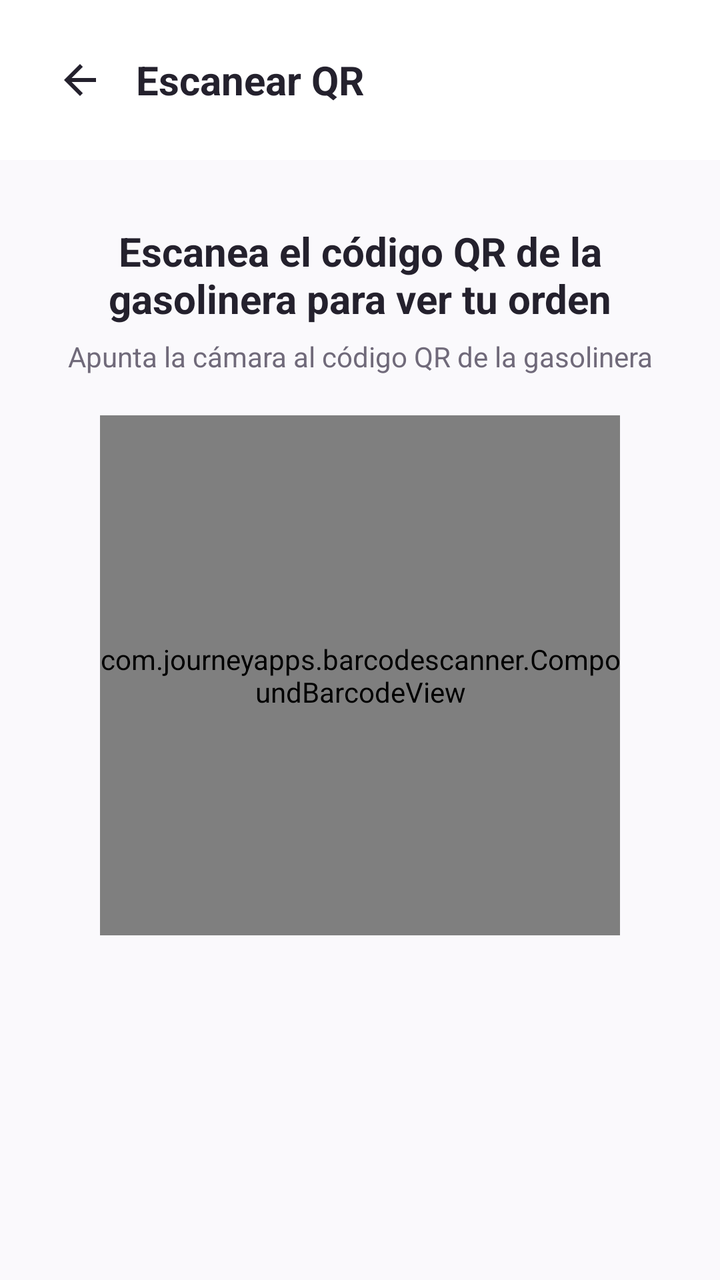
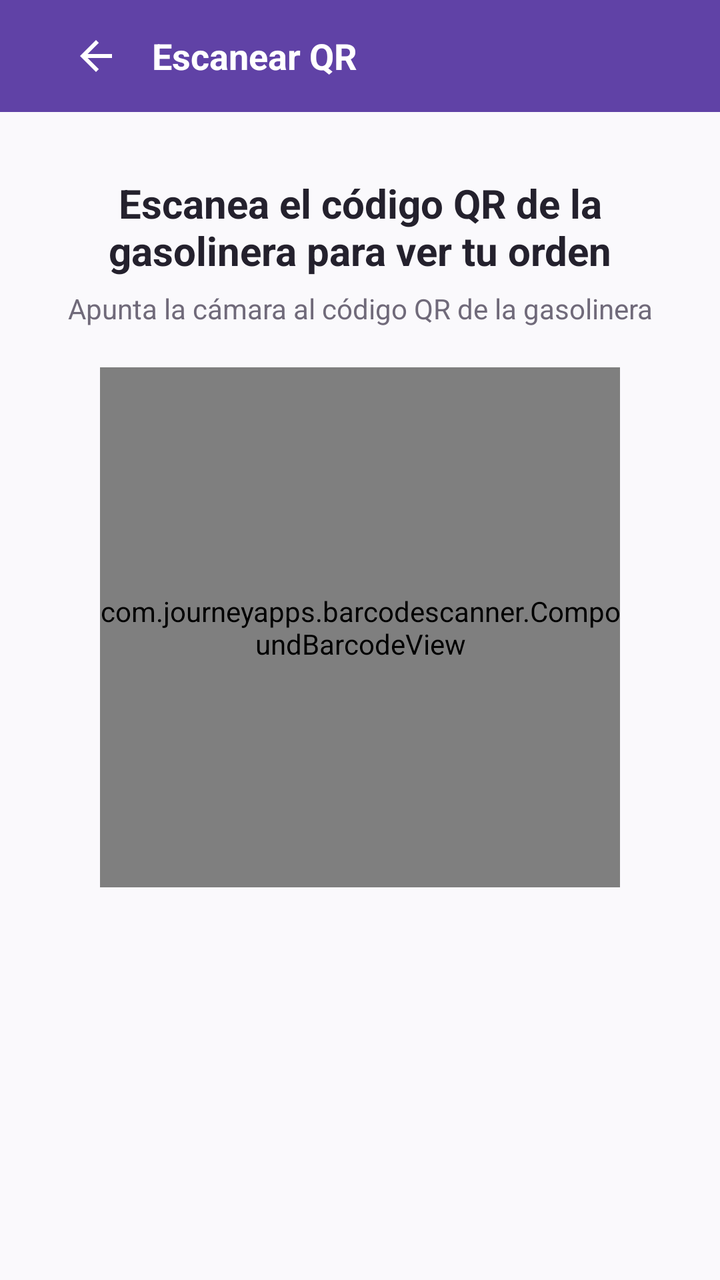

The first picture is an Android layout as it rendered before a commit; the second is the same layout after the commit. The layout source and the unified diff follow.
<!-- AndroidManifest.xml: application theme Theme.ApiMovil -->
<!-- res/layout/fragment_escanear_qr.xml -->
<?xml version="1.0" encoding="utf-8"?>
<LinearLayout xmlns:android="http://schemas.android.com/apk/res/android"
    xmlns:app="http://schemas.android.com/apk/res-auto"
    android:layout_width="match_parent"
    android:layout_height="match_parent"
    android:background="@color/fondo"
    android:orientation="vertical">

    <LinearLayout
        android:layout_width="match_parent"
        android:layout_height="wrap_content"
        android:orientation="horizontal"
        android:gravity="center_vertical"
        android:background="@color/blanco"
        android:padding="20dp">

        <ImageButton
            android:id="@+id/btnVolver"
            android:layout_width="40dp"
            android:layout_height="40dp"
            android:src="@drawable/ic_back"
            android:background="?attr/selectableItemBackgroundBorderless"
            android:contentDescription="@string/volver" />

        <TextView
            android:text="@string/escanear_qr"
            android:layout_width="wrap_content"
            android:layout_height="wrap_content"
            android:textSize="20sp"
            android:textStyle="bold"
            android:textColor="@color/texto_principal"
            android:layout_marginStart="8dp" />
    </LinearLayout>

    <ScrollView
        android:layout_width="match_parent"
        android:layout_height="0dp"
        android:layout_weight="1"
        android:fillViewport="true">

        <LinearLayout
            android:layout_width="match_parent"
            android:layout_height="wrap_content"
            android:orientation="vertical"
            android:padding="24dp"
            android:gravity="center_horizontal">

            <TextView
                android:layout_width="match_parent"
                android:layout_height="wrap_content"
                android:text="@string/escanea_el_qr_de_la_gasolinera"
                android:textSize="20sp"
                android:textStyle="bold"
                android:textColor="@color/texto_principal"
                android:gravity="center"
                android:layout_marginTop="8dp" />

            <TextView
                android:layout_width="match_parent"
                android:layout_height="wrap_content"
                android:text="@string/apunta_al_codigo_qr"
                android:textSize="14sp"
                android:textColor="@color/texto_secundario"
                android:gravity="center"
                android:layout_marginTop="6dp"
                android:layout_marginBottom="20dp" />

            
            <com.journeyapps.barcodescanner.CompoundBarcodeView
                android:id="@+id/barcodeScanner"
                android:layout_width="260dp"
                android:layout_height="260dp"
                android:background="@drawable/bg_marco_escaneo" />

            <ProgressBar
                android:id="@+id/progress"
                android:layout_width="wrap_content"
                android:layout_height="wrap_content"
                android:layout_marginTop="16dp"
                android:visibility="gone" />

            
            <LinearLayout
                android:id="@+id/contenedorMensaje"
                android:layout_width="match_parent"
                android:layout_height="wrap_content"
                android:orientation="horizontal"
                android:gravity="center_vertical"
                android:background="@drawable/bg_tarjeta_info"
                android:padding="16dp"
                android:layout_marginTop="24dp"
                android:layout_marginBottom="16dp"
                android:visibility="gone">

                <ImageView
                    android:layout_width="24dp"
                    android:layout_height="24dp"
                    android:src="@android:drawable/ic_dialog_info"
                    app:tint="@color/marca_oscuro" />

                <TextView
                    android:id="@+id/textMensaje"
                    android:layout_width="0dp"
                    android:layout_weight="1"
                    android:layout_height="wrap_content"
                    android:layout_marginStart="12dp"
                    android:textColor="@color/marca_oscuro"
                    android:textSize="14sp"
                    android:textStyle="bold" />
            </LinearLayout>

        </LinearLayout>
    </ScrollView>
</LinearLayout>
<!-- resources referenced by this layout -->
<resources>
  <color name="blanco">#FFFFFF</color>
  <color name="fondo">#FAF9FC</color>
  <color name="marca_oscuro">#342052</color>
  <color name="texto_principal">#24212D</color>
  <color name="texto_secundario">#706A7A</color>
  <!-- drawable bg_marco_escaneo (drawable) -->
  <?xml version="1.0" encoding="utf-8"?>
  <shape xmlns:android="http://schemas.android.com/apk/res/android" android:shape="rectangle">
      <solid android:color="@color/marca_claro" />
      <corners android:radius="20dp" />
      <stroke
          android:width="2dp"
          android:color="@color/marca"
          android:dashWidth="8dp"
          android:dashGap="6dp" />
  </shape>
  <!-- drawable bg_tarjeta_info (drawable) -->
  <?xml version="1.0" encoding="utf-8"?>
  <shape xmlns:android="http://schemas.android.com/apk/res/android" android:shape="rectangle">
      <solid android:color="@color/marca_claro" />
      <corners android:radius="16dp" />
  </shape>
  <!-- drawable ic_back (drawable) -->
  <?xml version="1.0" encoding="utf-8"?>
  <vector xmlns:android="http://schemas.android.com/apk/res/android"
      android:width="24dp" android:height="24dp"
      android:viewportWidth="24" android:viewportHeight="24">
      <path android:fillColor="#24212D"
          android:pathData="M20,11H7.83l5.59,-5.59L12,4l-8,8 8,8 1.41,-1.41L7.83,13H20v-2z" />
  </vector>
  <string name="apunta_al_codigo_qr">Apunta la cámara al código QR de la gasolinera</string>
  <string name="escanea_el_qr_de_la_gasolinera">Escanea el código QR de la gasolinera para ver tu orden</string>
  <string name="escanear_qr">Escanear QR</string>
  <string name="volver">Volver</string>
  <style name="Theme.ApiMovil" parent="Theme.Material3.DayNight.NoActionBar">
          <item name="colorPrimary">@color/purple_500</item>
          <item name="colorPrimaryVariant">@color/purple_700</item>
          <item name="colorOnPrimary">@color/white</item>
          <item name="colorSecondary">@color/teal_200</item>
      </style>
  <color name="marca_claro">#EEE7FA</color>
  <color name="marca">#6042A6</color>
  <color name="purple_500">#6042A6</color>
  <color name="purple_700">#342052</color>
  <color name="white">#FFFFFFFF</color>
  <color name="teal_200">#6042A6</color>
</resources>

<!-- the commit's change to res/layout/fragment_escanear_qr.xml (unified diff, before → after) -->
@@ -6,31 +6,44 @@
     android:background="@color/fondo"
     android:orientation="vertical">
 
-    <LinearLayout
+    <com.google.android.material.appbar.AppBarLayout
         android:layout_width="match_parent"
         android:layout_height="wrap_content"
-        android:orientation="horizontal"
-        android:gravity="center_vertical"
-        android:background="@color/blanco"
-        android:padding="20dp">
+        app:elevation="0dp">
 
-        <ImageButton
-            android:id="@+id/btnVolver"
-            android:layout_width="40dp"
-            android:layout_height="40dp"
-            android:src="@drawable/ic_back"
-            android:background="?attr/selectableItemBackgroundBorderless"
-            android:contentDescription="@string/volver" />
+        <com.google.android.material.appbar.MaterialToolbar
+            android:layout_width="match_parent"
+            android:layout_height="?attr/actionBarSize"
+            android:background="?attr/colorPrimary">
 
-        <TextView
-            android:text="@string/escanear_qr"
-            android:layout_width="wrap_content"
-            android:layout_height="wrap_content"
-            android:textSize="20sp"
-            android:textStyle="bold"
-            android:textColor="@color/texto_principal"
-            android:layout_marginStart="8dp" />
-    </LinearLayout>
+            <LinearLayout
+                android:layout_width="match_parent"
+                android:layout_height="wrap_content"
+                android:gravity="center_vertical"
+                android:orientation="horizontal"
+                android:paddingHorizontal="12dp">
+
+                <ImageButton
+                    android:id="@+id/btnVolver"
+                    android:layout_width="40dp"
+                    android:layout_height="40dp"
+                    android:background="?attr/selectableItemBackgroundBorderless"
+                    android:contentDescription="@string/volver"
+                    android:src="@drawable/ic_back"
+                    app:tint="@color/blanco" />
+
+                <TextView
+                    android:layout_width="wrap_content"
+                    android:layout_height="wrap_content"
+                    android:layout_marginStart="8dp"
+                    android:text="@string/escanear_qr"
+                    android:textColor="@color/blanco"
+                    android:textSize="18sp"
+                    android:textStyle="bold" />
+            </LinearLayout>
+
+        </com.google.android.material.appbar.MaterialToolbar>
+    </com.google.android.material.appbar.AppBarLayout>
 
     <ScrollView
         android:layout_width="match_parent"
@@ -41,29 +54,29 @@
         <LinearLayout
             android:layout_width="match_parent"
             android:layout_height="wrap_content"
+            android:gravity="center_horizontal"
             android:orientation="vertical"
-            android:padding="24dp"
-            android:gravity="center_horizontal">
+            android:padding="24dp">
 
             <TextView
                 android:layout_width="match_parent"
                 android:layout_height="wrap_content"
+                android:layout_marginTop="8dp"
+                android:gravity="center"
                 android:text="@string/escanea_el_qr_de_la_gasolinera"
+                android:textColor="@color/texto_principal"
                 android:textSize="20sp"
-                android:textStyle="bold"
-                android:textColor="@color/texto_principal"
-                android:gravity="center"
-                android:layout_marginTop="8dp" />
+                android:textStyle="bold" />
 
             <TextView
                 android:layout_width="match_parent"
                 android:layout_height="wrap_content"
+                android:layout_marginTop="6dp"
+                android:layout_marginBottom="20dp"
+                android:gravity="center"
                 android:text="@string/apunta_al_codigo_qr"
-                android:textSize="14sp"
                 android:textColor="@color/texto_secundario"
-                android:gravity="center"
-                android:layout_marginTop="6dp"
-                android:layout_marginBottom="20dp" />
+                android:textSize="14sp" />
 
             
             <com.journeyapps.barcodescanner.CompoundBarcodeView
@@ -74,40 +87,36 @@
 
             <ProgressBar
                 android:id="@+id/progress"
-                android:layout_width="wrap_content"
-                android:layout_height="wrap_content"
+                android:layout_width="40dp"
+                android:layout_height="40dp"
                 android:layout_marginTop="16dp"
                 android:visibility="gone" />
 
-            
-            <LinearLayout
+            <com.google.android.material.card.MaterialCardView
                 android:id="@+id/contenedorMensaje"
                 android:layout_width="match_parent"
                 android:layout_height="wrap_content"
-                android:orientation="horizontal"
-                android:gravity="center_vertical"
-                android:background="@drawable/bg_tarjeta_info"
-                android:padding="16dp"
                 android:layout_marginTop="24dp"
                 android:layout_marginBottom="16dp"
-                android:visibility="gone">
-
-                <ImageView
-                    android:layout_width="24dp"
-                    android:layout_height="24dp"
-                    android:src="@android:drawable/ic_dialog_info"
-                    app:tint="@color/marca_oscuro" />
+                android:visibility="gone"
+                app:cardBackgroundColor="@color/marca_claro"
+                app:cardCornerRadius="16dp"
+                app:cardElevation="0dp"
+                app:contentPadding="16dp"
+                app:strokeWidth="0dp">
 
                 <TextView
                     android:id="@+id/textMensaje"
-                    android:layout_width="0dp"
-                    android:layout_weight="1"
+                    android:layout_width="match_parent"
                     android:layout_height="wrap_content"
-                    android:layout_marginStart="12dp"
+                    android:accessibilityLiveRegion="polite"
+                    android:drawablePadding="12dp"
                     android:textColor="@color/marca_oscuro"
                     android:textSize="14sp"
-                    android:textStyle="bold" />
-            </LinearLayout>
+                    android:textStyle="bold"
+                    app:drawableStartCompat="@android:drawable/ic_dialog_info"
+                    app:drawableTint="@color/marca_oscuro" />
+            </com.google.android.material.card.MaterialCardView>
 
         </LinearLayout>
     </ScrollView>
<!-- resource entries referenced after the edit -->
@@ -16,12 +16,6 @@
           android:dashWidth="8dp"
           android:dashGap="6dp" />
   </shape>
-  <!-- drawable bg_tarjeta_info (drawable) -->
-  <?xml version="1.0" encoding="utf-8"?>
-  <shape xmlns:android="http://schemas.android.com/apk/res/android" android:shape="rectangle">
-      <solid android:color="@color/marca_claro" />
-      <corners android:radius="16dp" />
-  </shape>
   <!-- drawable ic_back (drawable) -->
   <?xml version="1.0" encoding="utf-8"?>
   <vector xmlns:android="http://schemas.android.com/apk/res/android"
@@ -34,17 +28,16 @@
   <string name="escanea_el_qr_de_la_gasolinera">Escanea el código QR de la gasolinera para ver tu orden</string>
   <string name="escanear_qr">Escanear QR</string>
   <string name="volver">Volver</string>
-  <style name="Theme.ApiMovil" parent="Theme.Material3.DayNight.NoActionBar">
-          <item name="colorPrimary">@color/purple_500</item>
-          <item name="colorPrimaryVariant">@color/purple_700</item>
-          <item name="colorOnPrimary">@color/white</item>
-          <item name="colorSecondary">@color/teal_200</item>
+  <style name="Theme.ApiMovil" parent="Theme.MaterialComponents.DayNight.NoActionBar">
+          <item name="colorPrimary">@color/marca</item>
+          <item name="colorPrimaryVariant">@color/marca_oscuro</item>
+          <item name="colorOnPrimary">@color/blanco</item>
+          <item name="colorSecondary">@color/marca_claro</item>
+          <item name="colorOnSecondary">@color/texto_principal</item>
+          <item name="android:windowBackground">@color/fondo</item>
+          <item name="android:statusBarColor">@color/marca_oscuro</item>
       </style>
   <color name="marca_claro">#EEE7FA</color>
   <color name="marca">#6042A6</color>
-  <color name="purple_500">#6042A6</color>
-  <color name="purple_700">#342052</color>
-  <color name="white">#FFFFFFFF</color>
-  <color name="teal_200">#6042A6</color>
 </resources>
 
